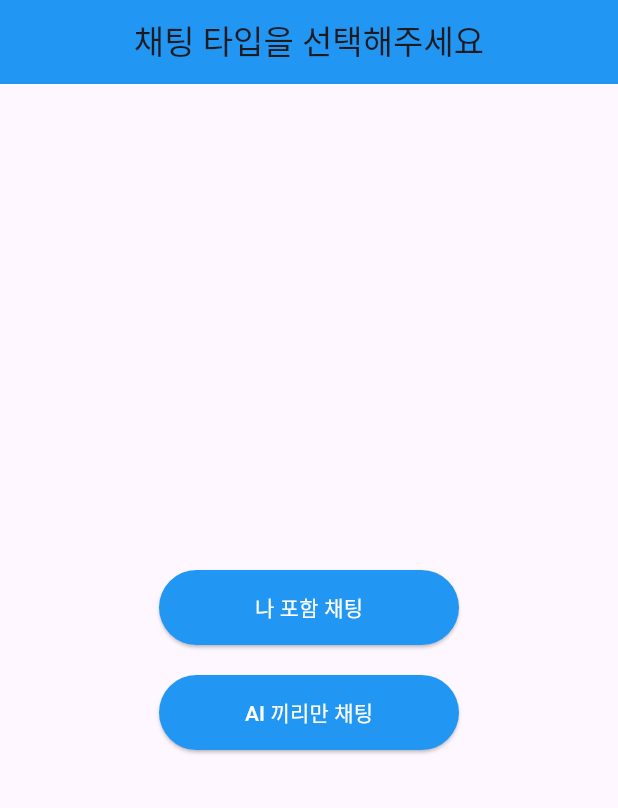
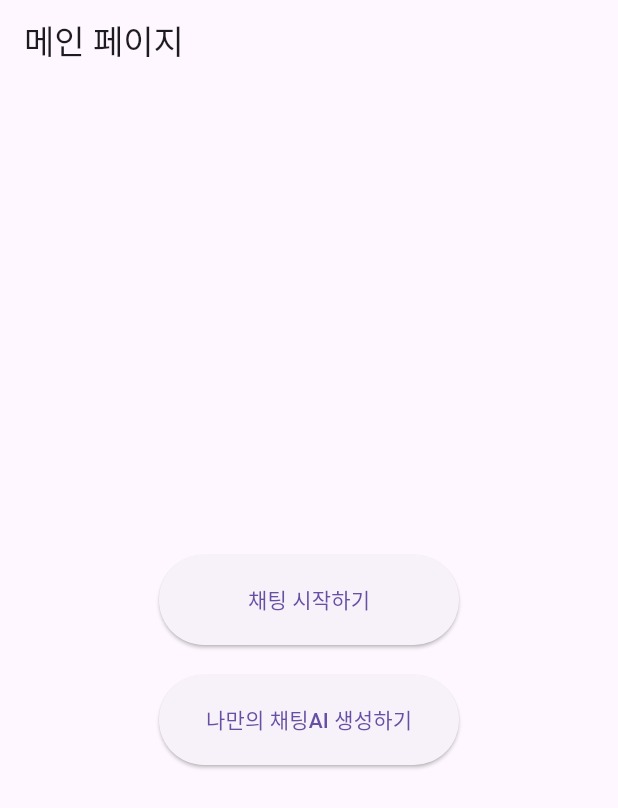
Before and after one commit to NAMHAUK/Eomeonada, a Flutter app: the screen it shows after launch, on a phone screen of 412 x 824 dp. Shown: the top 808 px of the screen. Run offline on Flutter 3.47's test engine with Material 3 defaults, Android fonts, the light colour scheme and no system bars.

Commit message:
이태원 first connecting

```diff
--- /dev/null
+++ b/lib/Create_AI.dart
@@ -0,0 +1,15 @@
+import 'package:flutter/material.dart';
+
+class Create_Ai extends StatelessWidget {
+  @override
+  Widget build(BuildContext context) {
+    return Scaffold(
+      appBar: AppBar(
+        title: Text('AI 생성 화면'),
+      ),
+      body: Center(
+        child: Text('AI 생성 페이지'),
+      ),
+    );
+  }
+}
--- a/lib/Home.dart
+++ b/lib/Home.dart
@@ -1,11 +1,71 @@
+import 'package:eomeonada/Create_AI.dart';
 import 'package:flutter/material.dart';
+import 'package:eomeonada/ChatType.dart';
 
-class Home extends StatelessWidget {
-  const Home({super.key});
+void main() {
+  runApp(MyApp());
+}
 
+class MyApp extends StatelessWidget {
   @override
   Widget build(BuildContext context) {
-    return const Placeholder();
+    return MaterialApp(
+      title: 'Flutter Demo',
+      theme: ThemeData(
+        primarySwatch: Colors.blue,
+      ),
+      home: HomePage(),
+    );
   }
 }
-print(Text("test 입니다."))
+
+class HomePage extends StatelessWidget {
+  @override
+  Widget build(BuildContext context) {
+    return Scaffold(
+      appBar: AppBar(
+        title: Text('메인 페이지'),
+      ),
+      body: Center(
+        child: Column(
+          mainAxisAlignment: MainAxisAlignment.center,
+          children: <Widget>[
+            SizedBox(
+              width: 200, // 버튼의 너비
+              height: 60, // 버튼의 높이
+              child: ElevatedButton(
+                style: ElevatedButton.styleFrom(
+                  minimumSize: Size(double.infinity, 300), // 버튼의 최소 크기
+                ),
+                onPressed: () {
+                  Navigator.push(
+                    context,
+                    MaterialPageRoute(builder: (context) => ChatType()),
+                  );
+                },
+                child: Text('채팅 시작하기'),
+              ),
+            ),
+            SizedBox(height: 20),
+            SizedBox(
+              width: 200, // 버튼의 너비
+              height: 60, // 버튼의 높이
+              child: ElevatedButton(
+                style: ElevatedButton.styleFrom(
+                  minimumSize: Size(double.infinity, 300), // 버튼의 최소 크기
+                ),
+                onPressed: () {
+                  Navigator.push(
+                    context,
+                    MaterialPageRoute(builder: (context) => Create_Ai()),
+                  );
+                },
+                child: Text('나만의 채팅AI 생성하기'),
+              ),
+            ),
+          ],
+        ),
+      ),
+    );
+  }
+}
--- a/lib/main.dart
+++ b/lib/main.dart
@@ -1,3 +1,4 @@
+import 'package:eomeonada/Home.dart';
 import 'package:flutter/material.dart';
 import 'package:eomeonada/ChatType.dart';
 
@@ -12,7 +13,7 @@
       theme: ThemeData(
         primarySwatch: Colors.blue,
       ),
-      home: ChatType(),
+      home: HomePage(),
     );
   }
 }
```
